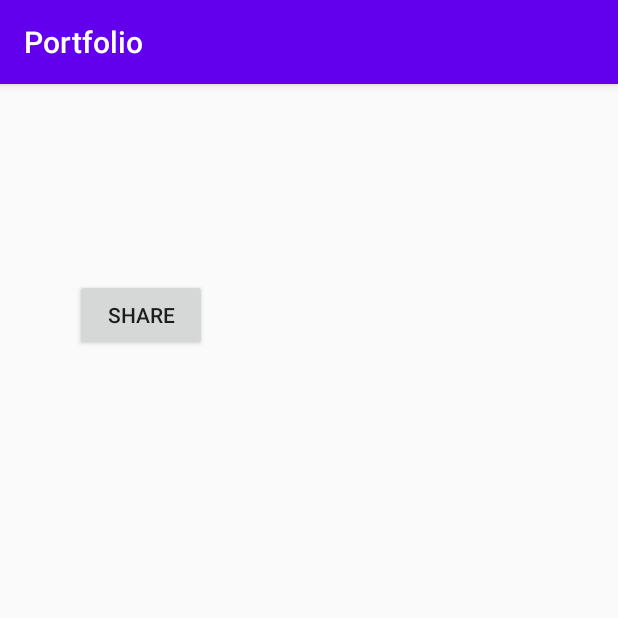
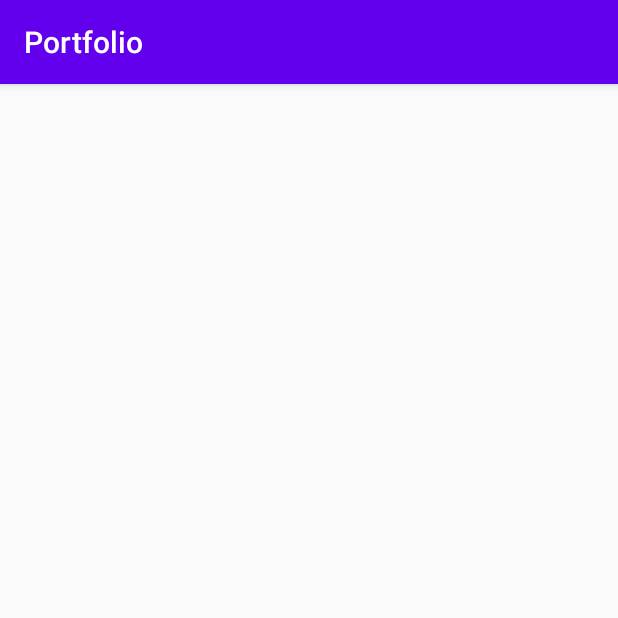
Before and after one commit to Trewep/Portfolio, an Android app: the DetailActivity screen opened directly, with no data from a screen before it, on a phone screen of 412 x 824 dp, the top half of it. Run offline under Robolectric (Android 15) with nearby library versions, the phone set to English and light mode, and no system bars; network calls fail.

Commit message:
14th commit
full working - examenversie defnitief

```diff
--- a/app/src/main/java/be/trewep/portfolio/DetailActivity.java
+++ b/app/src/main/java/be/trewep/portfolio/DetailActivity.java
@@ -33,6 +33,7 @@ public class DetailActivity extends AppCompatActivity {
         TextView textViewTag = findViewById(R.id.text_view_tag_detail);
         TextView textViewLink = findViewById(R.id.text_view_link_detail);
 
+
         textViewTitle.setText(title);
         textViewOmschrijving.setText(omschrijving);
         textViewTag.setText(tag);
--- a/app/src/main/res/layout/activity_detail.xml
+++ b/app/src/main/res/layout/activity_detail.xml
@@ -39,11 +39,12 @@
         android:text="dit is de link die gedeeld wordt"
         android:textSize="20dp"
         android:layout_marginStart="20dp"
-        android:visibility="invisible"/>
+        android:visibility="gone"/>
     <Button
         android:id="@+id/share"
         android:layout_width="wrap_content"
         android:layout_height="wrap_content"
         android:text="SHARE"
-        android:layout_marginStart="50dp"/>
+        android:layout_marginStart="50dp"
+        android:visibility="gone"/>
 </LinearLayout>
```
Also changed, not shown: app/src/main/java/be/trewep/portfolio/MainActivity.java (+18 -2 lines), app/src/main/res/layout/portfolioitem.xml (+7 -4 lines).
